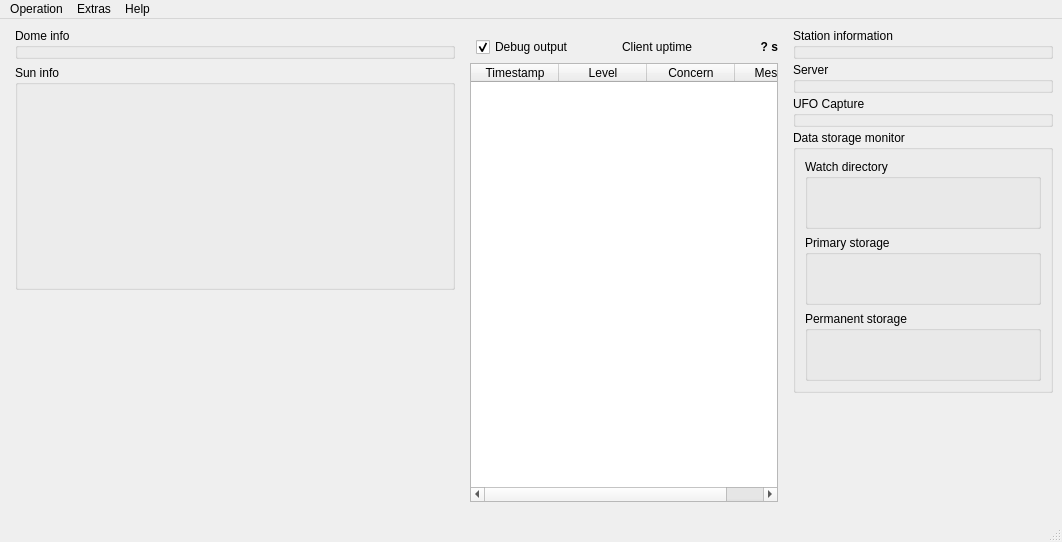
This is mainwindow.ui in AMOS-uniba/amos-client as Qt 5 draws it before an edit. The edited form follows.
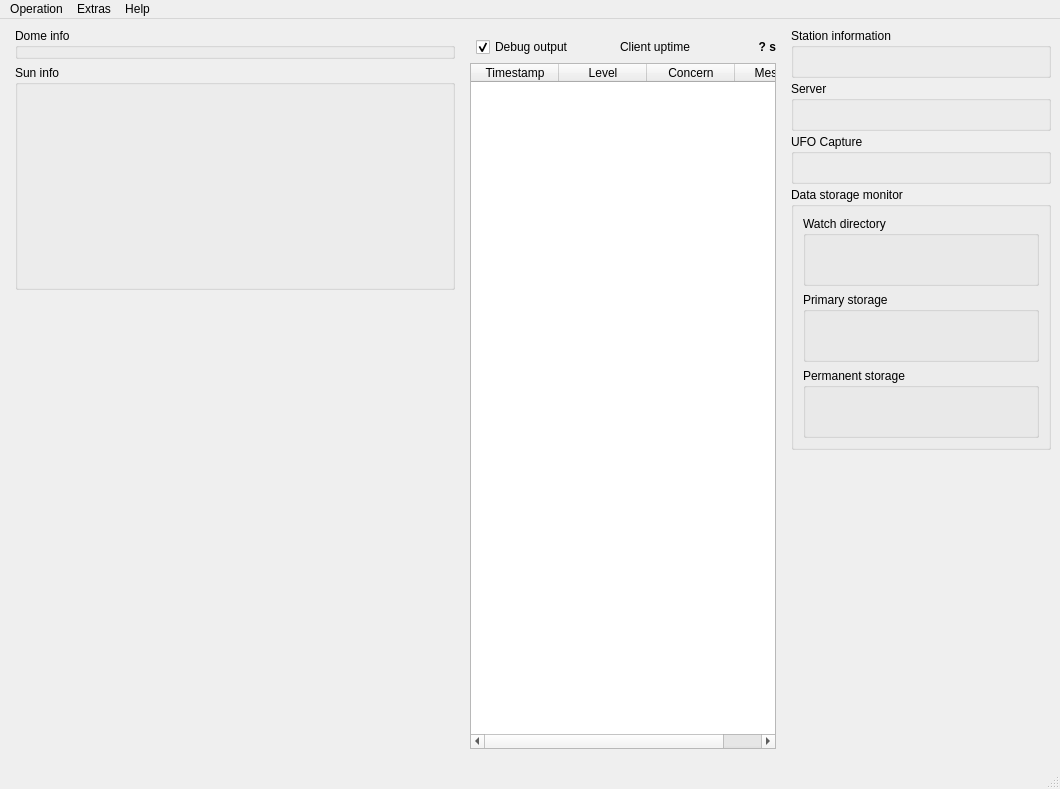
This is the edited form. Icons and pictures are not drawn. Custom widgets are drawn as their Qt base class.

```diff
--- a/mainwindow.ui
+++ b/mainwindow.ui
@@ -6,8 +6,8 @@
    <rect>
     <x>0</x>
     <y>0</y>
-    <width>1062</width>
-    <height>542</height>
+    <width>1060</width>
+    <height>789</height>
    </rect>
   </property>
   <property name="windowTitle">
@@ -298,6 +298,12 @@
        </property>
        <item>
         <widget class="QStation" name="station">
+         <property name="minimumSize">
+          <size>
+           <width>0</width>
+           <height>50</height>
+          </size>
+         </property>
          <property name="title">
           <string>Station information</string>
          </property>
@@ -305,6 +311,12 @@
        </item>
        <item>
         <widget class="QServer" name="server">
+         <property name="minimumSize">
+          <size>
+           <width>0</width>
+           <height>50</height>
+          </size>
+         </property>
          <property name="title">
           <string>Server</string>
          </property>
@@ -312,6 +324,12 @@
        </item>
        <item>
         <widget class="QUfoManager" name="ufo_manager">
+         <property name="minimumSize">
+          <size>
+           <width>0</width>
+           <height>50</height>
+          </size>
+         </property>
          <property name="title">
           <string>UFO Capture</string>
          </property>
@@ -406,7 +424,7 @@
     <rect>
      <x>0</x>
      <y>0</y>
-     <width>1062</width>
+     <width>1060</width>
      <height>21</height>
     </rect>
    </property>
```
